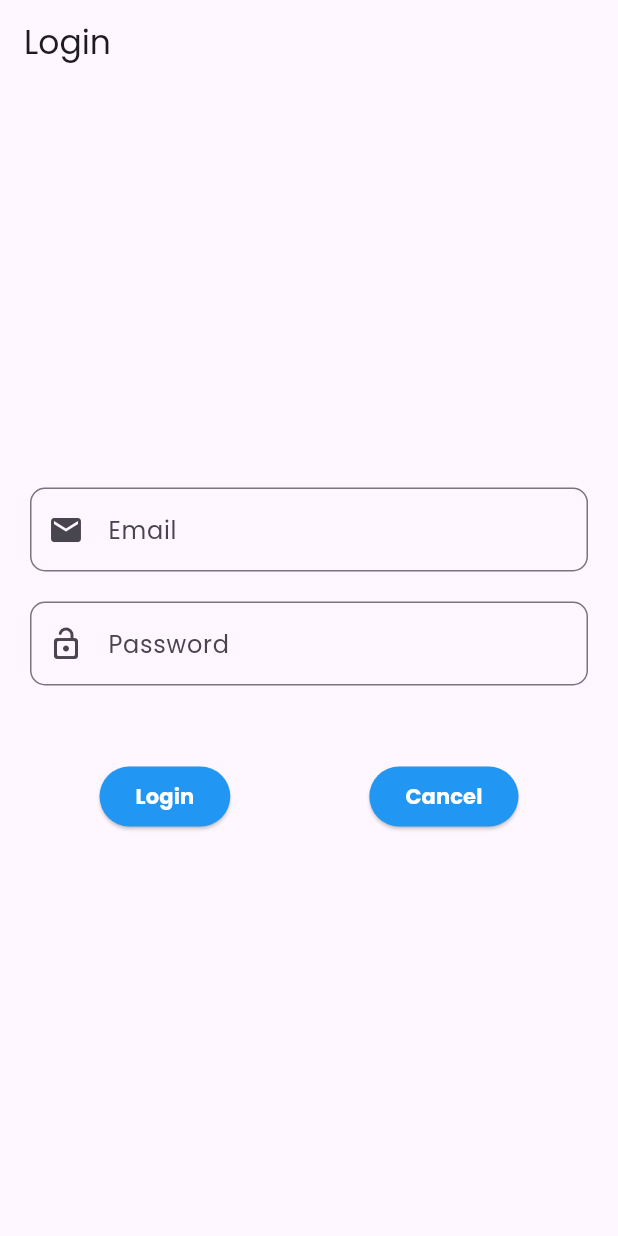
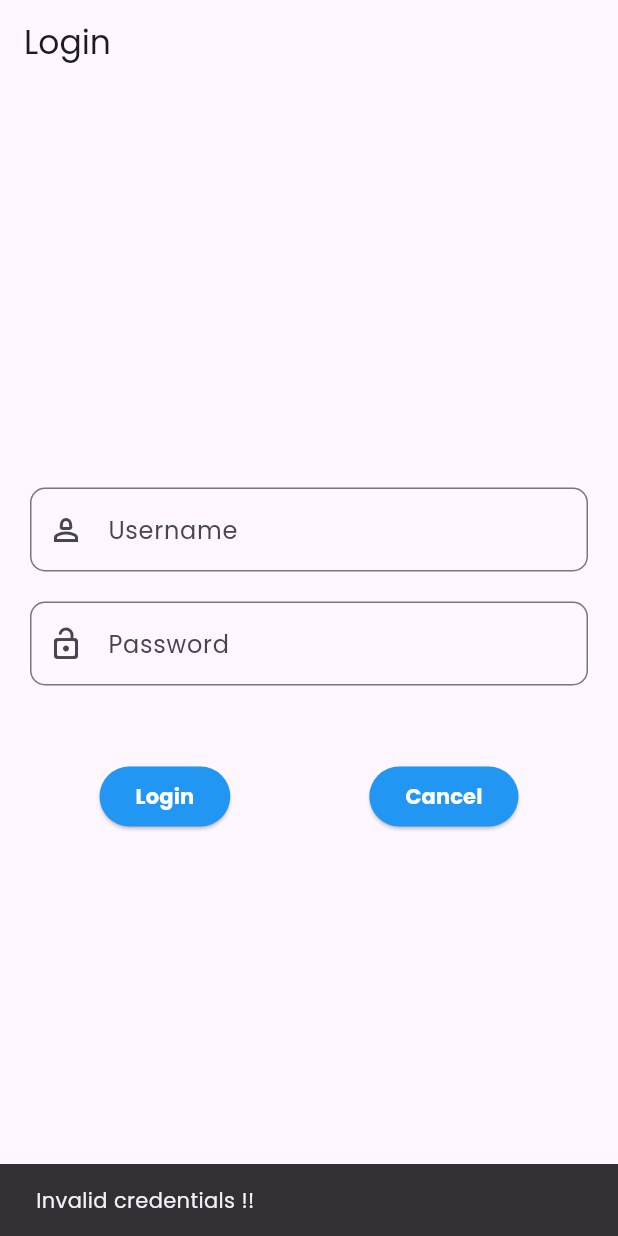
Before and after one commit to inderpalsingh/ecom_ui, a Flutter app: the screen it shows after launch, after a tap on "Login", on a phone screen of 412 x 824 dp. Run offline on Flutter 3.47's test engine with Material 3 defaults, Android fonts, the phone set to English and light mode, and no system bars; our stand-ins replace bloc, flutter_bloc, google_fonts; network calls fail.

Commit message:
url hit issue

```diff
--- a/lib/data/repository/user_repository.dart
+++ b/lib/data/repository/user_repository.dart
@@ -1,6 +1,6 @@
 
-import 'package:ecom_ui/services/base_url.dart';
-import 'package:ecom_ui/services/remote_api_service.dart';
+import 'package:ecom_ui/data/remote/base_url.dart';
+import 'package:ecom_ui/data/remote/remote_api_service.dart';
 
 class UserRepository{
 
@@ -8,7 +8,7 @@ class UserRepository{
 
   UserRepository({required this.remoteApiService});
 
-  Future<dynamic> loginRepository({required String username,required String password})async{
+  Future<dynamic> UserLoginRepository({required String username,required String password})async{
 
     try{
       return await remoteApiService.userLogin(baseUrl: BaseUrlService.LOGIN_URL, username: username, password: password);
--- a/lib/main.dart
+++ b/lib/main.dart
@@ -1,10 +1,18 @@
-
+import 'package:ecom_ui/data/repository/user_repository.dart';
+import 'package:ecom_ui/presentation/screens/blocs/login/bloc/login_bloc.dart';
+import 'package:ecom_ui/data/remote/remote_api_service.dart';
+import 'package:flutter_bloc/flutter_bloc.dart';
 import 'package:google_fonts/google_fonts.dart';
 import 'package:ecom_ui/presentation/screens/login/login_page.dart';
 import 'package:flutter/material.dart';
 
 void main() {
-  runApp(const MyApp());
+  runApp(
+    BlocProvider(
+      create: (context) => LoginBloc(userRepository: UserRepository(remoteApiService: RemoteApiService())),
+      child: const MyApp(),
+    ),
+  );
 }
 
 class MyApp extends StatelessWidget {
@@ -18,7 +26,7 @@ class MyApp extends StatelessWidget {
         useMaterial3: true,
         fontFamily: GoogleFonts.poppins().fontFamily,
       ),
-      home: LoginPage(),
+      home: const LoginPage(),
     );
   }
 }
--- a/lib/presentation/screens/blocs/login/bloc/login_bloc.dart
+++ b/lib/presentation/screens/blocs/login/bloc/login_bloc.dart
@@ -14,10 +14,10 @@ class LoginBloc extends Bloc<LoginEvent, LoginState> {
       emit(UserLoadingState());
 
       try {
-        var resJson = await userRepository.loginRepository(username: event.username, password: event.password);
+        var resJson = await userRepository.UserLoginRepository(username: event.username, password: event.password);
         if (resJson != null) {
           var varJson = UserModel.fromJSON(resJson);
-          emit(UserSuccessState(userModel: varJson));
+          emit(UserSuccessState(userModel: varJson.toString()));
         }
       } catch (e) {
         emit(UserFailedState(errorMsg: (e as ApiExceptions).toString()));
--- a/lib/presentation/screens/blocs/login/bloc/login_state.dart
+++ b/lib/presentation/screens/blocs/login/bloc/login_state.dart
@@ -6,7 +6,7 @@ sealed class LoginState {}
 final class UserInitialState extends LoginState {}
 final class UserLoadingState extends LoginState {}
 final class UserSuccessState extends LoginState {
-  UserModel userModel;
+  String userModel;
   UserSuccessState({required this.userModel});
 
 }
--- a/lib/presentation/screens/login/login_page.dart
+++ b/lib/presentation/screens/login/login_page.dart
@@ -1,5 +1,5 @@
 import 'package:ecom_ui/presentation/screens/blocs/login/bloc/login_bloc.dart';
-import 'package:ecom_ui/presentation/screens/splash/splash_page.dart';
+import 'package:ecom_ui/presentation/screens/home_screen.dart';
 import 'package:flutter/material.dart';
 import 'package:flutter_bloc/flutter_bloc.dart';
 
@@ -11,6 +11,8 @@ class LoginPage extends StatelessWidget {
     TextEditingController userController = TextEditingController();
     TextEditingController passController = TextEditingController();
 
+
+
     return Scaffold(
         appBar: AppBar(title: const Text('Login')),
         body: Padding(
@@ -18,18 +20,29 @@ class LoginPage extends StatelessWidget {
           child: Column(
             mainAxisAlignment: MainAxisAlignment.center,
             children: [
-              TextField(
-
+              TextFormField(
+                validator: (value) {
+                  if (value == null || value.isEmpty) {
+                    return 'Please enter email';
+                  }
+                  return null;
+                },
                 controller: userController,
                 decoration: InputDecoration(
-                    hintText: 'Email',
-                    prefixIcon: const Icon(Icons.email),
+                    hintText: 'Username',
+                    prefixIcon: const Icon(Icons.person_2_outlined),
                     border: OutlineInputBorder(
                       borderRadius: BorderRadius.circular(10),
                     )),
               ),
               const SizedBox(height: 20),
-              TextField(
+              TextFormField(
+                validator: (value) {
+                  if (value == null || value.isEmpty) {
+                    return 'Please enter password';
+                  }
+                  return null;
+                },
                 controller: passController,
                 decoration: InputDecoration(
                     hintText: 'Password',
@@ -39,30 +52,38 @@ class LoginPage extends StatelessWidget {
                     )),
               ),
               const SizedBox(height: 50),
-              Row(
+              BlocListener<LoginBloc, LoginState>(
+                  listener: (context, state) {
+                    if (state is UserLoadingState) {
+                      const Center(child: CircularProgressIndicator());
+                    }
+                    if (state is UserFailedState) {
+                      ScaffoldMessenger.of(context).showSnackBar(const SnackBar(content: Text('Something went wrong !!')));
+                    }
+                    if (state is UserSuccessState) {
+                      Navigator.pushReplacement(context, MaterialPageRoute(builder: (context) => HomeScreen()));
+                    }
+                  },
+                  child: Row(
                     mainAxisAlignment: MainAxisAlignment.spaceAround,
                     children: [
                       ElevatedButton(
                           style: ElevatedButton.styleFrom(backgroundColor: Colors.blue),
                           onPressed: () {
+                            print(userController.text.toString());
+                            print(passController.text.toString());
                             if (userController.text.isNotEmpty && passController.text.isNotEmpty) {
-                          context.read<LoginBloc>().add(UserLoginEvent(username: userController.text, password: passController.text));
+                              context.read<LoginBloc>().add(UserLoginEvent(
+                                    username: userController.text.toUpperCase().toString(),
+                                    password: passController.text.toString(),
+                                  ));
 
-                          Navigator.pushReplacement(context, MaterialPageRoute(builder: (context) => const SplashPage()));
+                            } else {
+                              ScaffoldMessenger.of(context).showSnackBar(const SnackBar(content: Text('Invalid credentials !!')));
                             }
-                        // else {
-                        //   ScaffoldMessenger.of(context).showSnackBar(
-                        //     const SnackBar(
-                        //       content: Text('Worng credentials !!'),
-                        //       behavior: SnackBarBehavior.floating,
-                        //     ),
-                        //   );
-                        // }
                           },
-                      child: const Text(
-                        'Login',
-                        style: TextStyle(color: Colors.white, fontWeight: FontWeight.bold),
-                      )),
+
+                          child: const Text('Login', style: TextStyle(color: Colors.white, fontWeight: FontWeight.bold))),
                       ElevatedButton(
                           style: ElevatedButton.styleFrom(backgroundColor: Colors.blue),
                           onPressed: () {
@@ -70,7 +91,7 @@ class LoginPage extends StatelessWidget {
                           },
                           child: const Text('Cancel', style: TextStyle(color: Colors.white, fontWeight: FontWeight.bold))),
                     ],
-              )
+                  )),
             ],
           ),
         ));
--- a/lib/presentation/screens/products_list/product_list.dart
+++ b/lib/presentation/screens/products_list/product_list.dart
@@ -1,5 +1,5 @@
 
-import 'package:ecom_ui/services/api_service.dart';
+import 'package:ecom_ui/data/remote/api_service_categories.dart';
 import 'package:flutter/material.dart';
 
 class ProductListScreen extends StatelessWidget {
```
Also changed, not shown: lib/data/remote/remote_api_service.dart (renamed from lib/services/remote_api_service.dart, +9 -7 lines), lib/presentation/screens/categories_list/categories_list.dart (+12 -11 lines), lib/data/remote/api_service_categories.dart (renamed from lib/services/api_service.dart), lib/data/remote/base_url.dart (renamed from lib/services/base_url.dart), 1 other file. Lines whose indentation alone changed are shown as unchanged.
